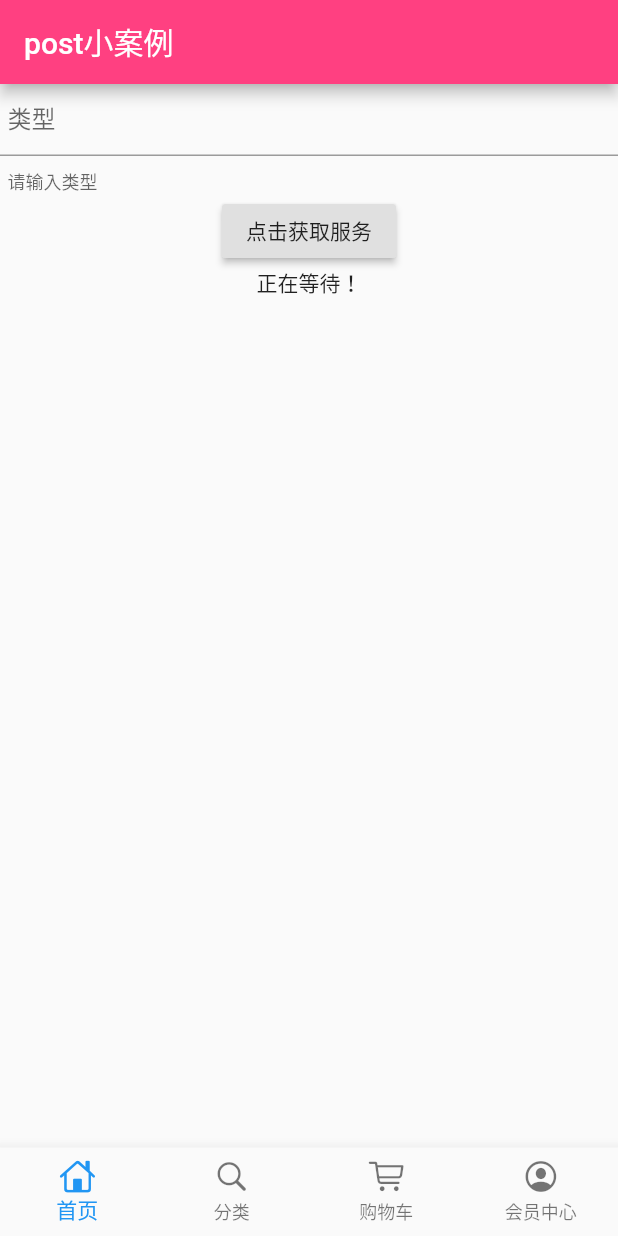
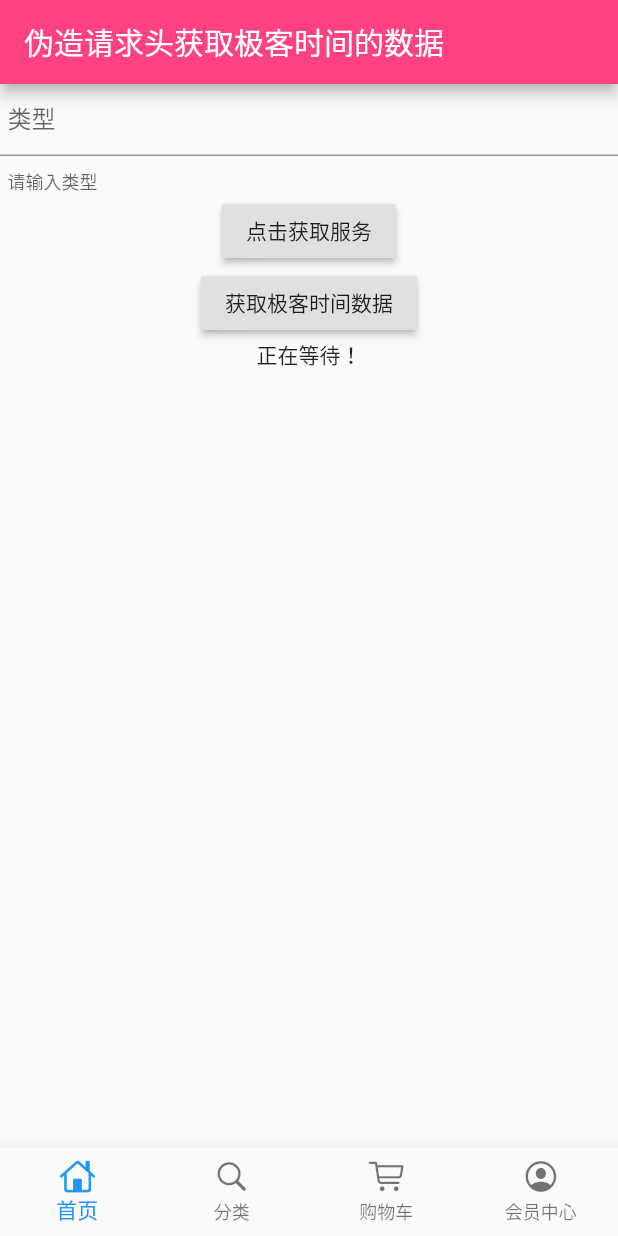
Before and after one commit to 1458883958/E_commerce, a Flutter app: the screen it shows after launch, on a phone screen of 412 x 824 dp. Run offline on Flutter 3.47's test engine with Material 2 defaults, Android fonts, the phone set to English and light mode, and no system bars; our stand-ins replace dio.

Commit message:
仿造请求头获取极客时间数据

```diff
--- /dev/null
+++ b/lib/header/http_header.dart
@@ -0,0 +1,11 @@
+const header = {
+  'Accept': 'application/json, text/plain, */*',
+  'Accept-Encoding': 'gzip, deflate, br',
+  'Accept-Language': 'zh-CN,zh;q=0.9',
+  'Connection': 'keep-alive',
+  'Content-Type': 'application/json',
+  'Cookie': '_ga=GA1.2.2066619092.1557305788; _gid=GA1.2.1125692611.1557305788; _gat=1; GCID=11c4d7f-0e9c0fb-8d55624-cfd7d02; GCESS=BAsCBAAGBJfY9CIHBD0gYukFBAAAAAABBHAlEQAEBAAvDQAKBAAAAAAIAQMCBN.e0lwJAQEDBN.e0lwMAQE-; Hm_lvt_022f847c4e3acd44d4a2481d9187f1e6=1557305789,1557307104; Hm_lpvt_022f847c4e3acd44d4a2481d9187f1e6=1557307104; SERVERID=3431a294a18c59fc8f5805662e2bd51e|1557307118|1557305787',
+  'Host': 'time.geekbang.org',
+  'Origin': 'https://time.geekbang.org',
+  'Referer': 'https://time.geekbang.org/',
+  'User-Agent': 'Mozilla/5.0 (Windows NT 10.0; Win64; x64) AppleWebKit/537.36 (KHTML, like Gecko) Chrome/74.0.3729.131 Safari/537.36'};
--- a/lib/page/home_page.dart
+++ b/lib/page/home_page.dart
@@ -1,5 +1,6 @@
 import 'package:flutter/material.dart';
 import 'package:dio/dio.dart';
+import 'package:e_commerce/header/http_header.dart';
 
 class HomePage extends StatefulWidget {
   @override
@@ -15,7 +16,7 @@ class _HomePageState extends State<HomePage> {
     return Container(
       child: Scaffold(
         appBar: AppBar(
-          title: Text('post小案例'),
+          title: Text('伪造请求头获取极客时间的数据'),
         ),
         body: SingleChildScrollView(
           child: Column(
@@ -49,6 +50,16 @@ class _HomePageState extends State<HomePage> {
                 },
                 child: Text('点击获取服务'),
               ),
+              RaisedButton(
+                onPressed: () {
+                  _headerHttp().then((val) {
+                    setState(() {
+                      showToast = val.toString();
+                    });
+                  });
+                },
+                child: Text('获取极客时间数据'),
+              ),
               Center(
                 child: Text(
                   showToast,
@@ -60,6 +71,20 @@ class _HomePageState extends State<HomePage> {
         ),
       ),
     );
+  }
+
+  Future _headerHttp() async {
+    print('开始获取...........');
+    try {
+      Dio dio = Dio();
+      dio.options.headers = header;
+      Response response =
+          await dio.post('https://time.geekbang.org/serv/v1/column/newAll');
+      print(response.data.toString());
+      return response.data;
+    } catch (e) {
+      return print(e.toString());
+    }
   }
 
   Future _postHttp(String name) async {
```
